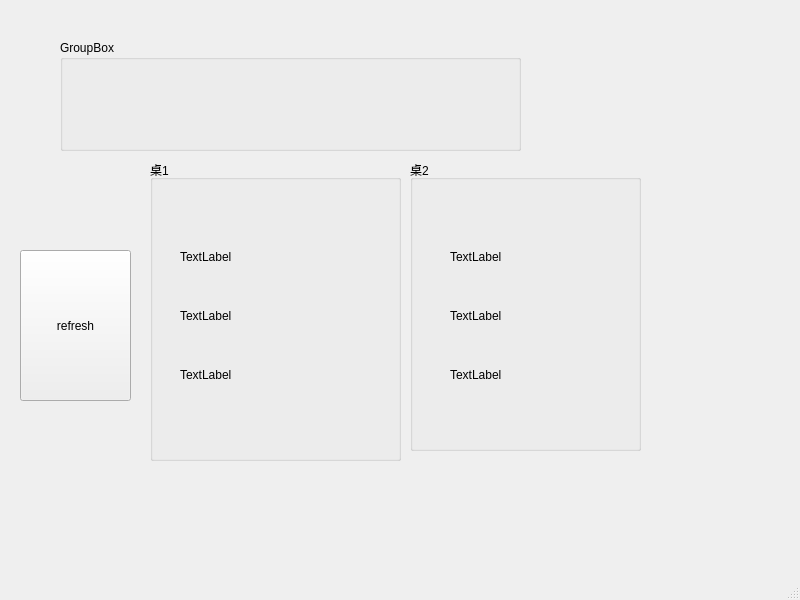
Old version of the form Restaurant/waiterwindow.ui in the repository PG98/2017SepQt.
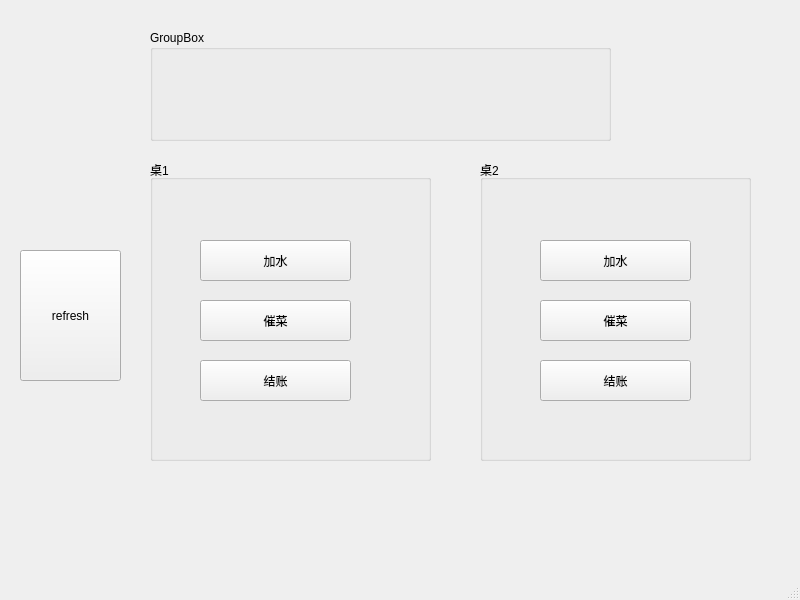
New version of the form.

What changed in the file:
```diff
--- a/Restaurant/waiterwindow.ui
+++ b/Restaurant/waiterwindow.ui
@@ -19,98 +19,110 @@
      <rect>
       <x>150</x>
       <y>160</y>
-      <width>251</width>
+      <width>281</width>
       <height>301</height>
      </rect>
     </property>
     <property name="title">
      <string>桌1</string>
     </property>
-    <widget class="QWidget" name="gridLayoutWidget">
+    <widget class="QPushButton" name="waterBtn1">
      <property name="geometry">
       <rect>
-       <x>30</x>
-       <y>70</y>
-       <width>191</width>
-       <height>171</height>
+       <x>50</x>
+       <y>80</y>
+       <width>151</width>
+       <height>41</height>
       </rect>
      </property>
-     <layout class="QGridLayout" name="gridLayout">
-      <item row="2" column="0">
-       <widget class="QLabel" name="label_3">
         <property name="text">
-         <string>TextLabel</string>
-        </property>
-       </widget>
-      </item>
-      <item row="1" column="0">
-       <widget class="QLabel" name="label_2">
+      <string>加水</string>
+     </property>
+    </widget>
+    <widget class="QPushButton" name="remindBtn1">
+     <property name="geometry">
+      <rect>
+       <x>50</x>
+       <y>140</y>
+       <width>151</width>
+       <height>41</height>
+      </rect>
+     </property>
         <property name="text">
-         <string>TextLabel</string>
-        </property>
-       </widget>
-      </item>
-      <item row="0" column="0">
-       <widget class="QLabel" name="label">
+      <string>催菜</string>
+     </property>
+    </widget>
+    <widget class="QPushButton" name="payBtn1">
+     <property name="geometry">
+      <rect>
+       <x>50</x>
+       <y>200</y>
+       <width>151</width>
+       <height>41</height>
+      </rect>
+     </property>
         <property name="text">
-         <string>TextLabel</string>
-        </property>
-       </widget>
-      </item>
-     </layout>
+      <string>结账</string>
+     </property>
     </widget>
    </widget>
    <widget class="QGroupBox" name="box2">
     <property name="geometry">
      <rect>
-      <x>410</x>
+      <x>480</x>
       <y>160</y>
-      <width>231</width>
-      <height>291</height>
+      <width>271</width>
+      <height>301</height>
      </rect>
     </property>
     <property name="title">
      <string>桌2</string>
     </property>
-    <widget class="QWidget" name="gridLayoutWidget_2">
+    <widget class="QPushButton" name="waterBtn2">
      <property name="geometry">
       <rect>
-       <x>40</x>
-       <y>70</y>
-       <width>161</width>
-       <height>171</height>
+       <x>60</x>
+       <y>80</y>
+       <width>151</width>
+       <height>41</height>
       </rect>
      </property>
-     <layout class="QGridLayout" name="gridLayout_2">
-      <item row="1" column="0">
-       <widget class="QLabel" name="label_4">
         <property name="text">
-         <string>TextLabel</string>
-        </property>
-       </widget>
-      </item>
-      <item row="2" column="0">
-       <widget class="QLabel" name="label_5">
+      <string>加水</string>
+     </property>
+    </widget>
+    <widget class="QPushButton" name="remindBtn2">
+     <property name="geometry">
+      <rect>
+       <x>60</x>
+       <y>140</y>
+       <width>151</width>
+       <height>41</height>
+      </rect>
+     </property>
         <property name="text">
-         <string>TextLabel</string>
-        </property>
-       </widget>
-      </item>
-      <item row="3" column="0">
-       <widget class="QLabel" name="label_6">
+      <string>催菜</string>
+     </property>
+    </widget>
+    <widget class="QPushButton" name="payBtn2">
+     <property name="geometry">
+      <rect>
+       <x>60</x>
+       <y>200</y>
+       <width>151</width>
+       <height>41</height>
+      </rect>
+     </property>
         <property name="text">
-         <string>TextLabel</string>
-        </property>
-       </widget>
-      </item>
-     </layout>
+      <string>结账</string>
+     </property>
     </widget>
    </widget>
    <widget class="QGroupBox" name="box">
     <property name="geometry">
      <rect>
-      <x>60</x>
-      <y>40</y>
+      <x>150</x>
+      <y>30</y>
       <width>461</width>
       <height>111</height>
      </rect>
@@ -124,8 +136,8 @@
      <rect>
       <x>20</x>
       <y>250</y>
-      <width>111</width>
-      <height>151</height>
+      <width>101</width>
+      <height>131</height>
      </rect>
     </property>
     <property name="text">
```
Left out of the diff: 2 changed lines with no effect on the pictures. Lines whose indentation alone changed are shown as unchanged.
